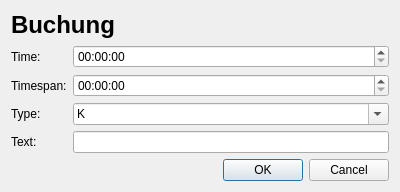
qohelet/QtZeiterfassung, file dialogs/buchungdialog.ui: the form before one commit.
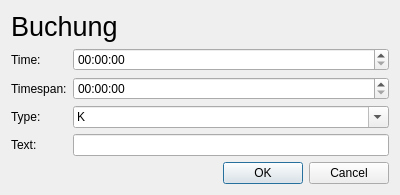
The form after the commit.

```diff
--- a/dialogs/buchungdialog.ui
+++ b/dialogs/buchungdialog.ui
@@ -22,8 +22,13 @@
   <layout class="QVBoxLayout" name="verticalLayout" stretch="0,1,0">
    <item>
     <widget class="QLabel" name="labelTitle">
+     <property name="font">
+      <font>
+       <pointsize>20</pointsize>
+      </font>
+     </property>
      <property name="text">
-      <string>&lt;h1&gt;Buchung&lt;/h1&gt;</string>
+      <string>Buchung</string>
      </property>
     </widget>
    </item>
```
Left out of the diff: 8 changed lines with no effect on the pictures.
